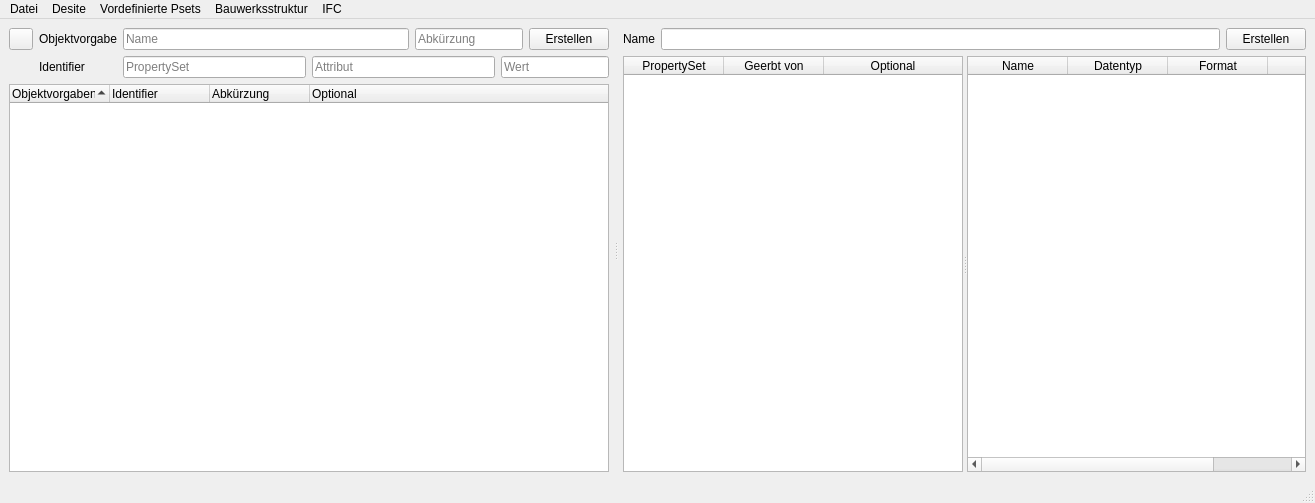
The window that som_gui/qt_designs/MainWindow.ui (c-mellueh/SOM-Toolkit) describes before a commit, drawn with Qt 5.
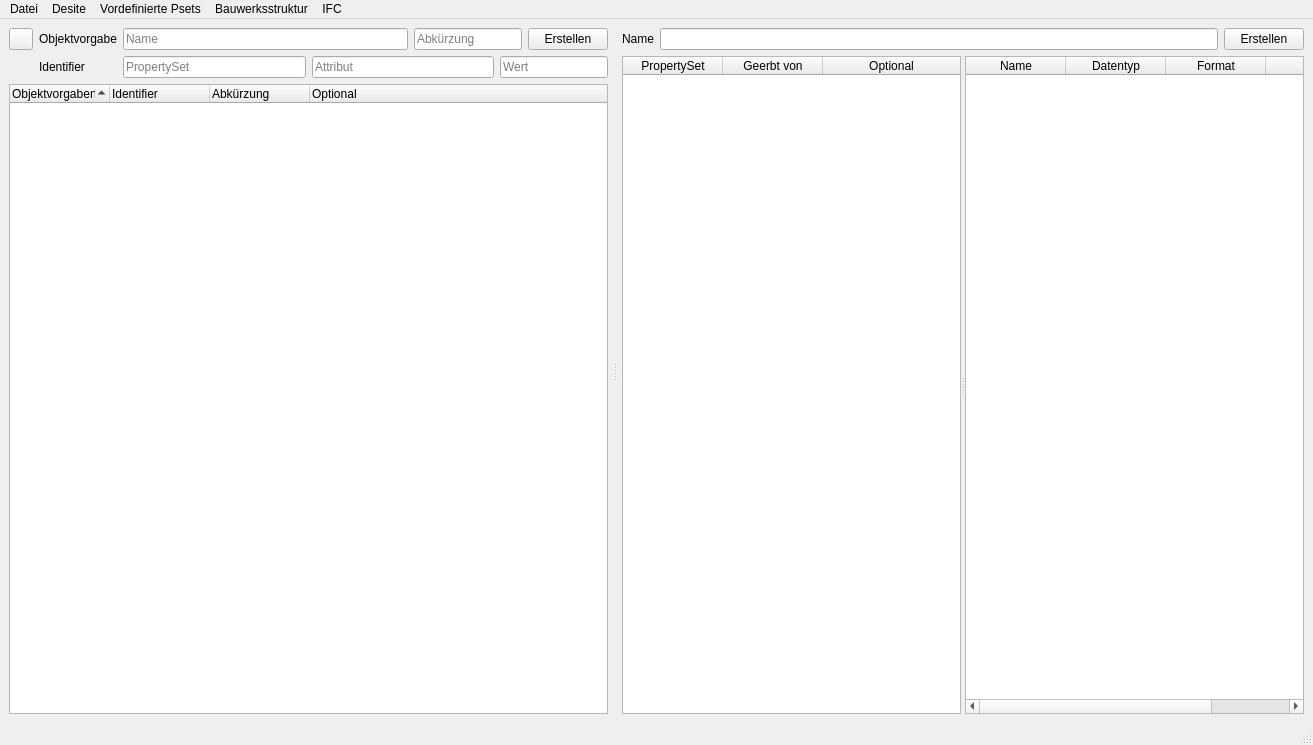
The same window after the commit. Custom widgets are drawn as their Qt base class.

What changed in the file:
```diff
--- a/som_gui/qt_designs/MainWindow.ui
+++ b/som_gui/qt_designs/MainWindow.ui
@@ -6,8 +6,8 @@
    <rect>
     <x>0</x>
     <y>0</y>
-    <width>1315</width>
-    <height>503</height>
+    <width>1313</width>
+    <height>745</height>
    </rect>
   </property>
   <property name="minimumSize">
@@ -428,7 +428,7 @@
     <rect>
      <x>0</x>
      <y>0</y>
-     <width>1315</width>
+     <width>1313</width>
      <height>22</height>
     </rect>
    </property>
@@ -680,6 +680,13 @@
    </property>
   </action>
  </widget>
+ <customwidgets>
+  <customwidget>
+   <class>ObjectTreeView</class>
+   <extends>QTreeWidget</extends>
+   <header>som_gui.module.objects.ui</header>
+  </customwidget>
+ </customwidgets>
  <tabstops>
   <tabstop>line_edit_object_name</tabstop>
   <tabstop>line_edit_abbreviation</tabstop>
```
Left out of the diff: 2 changed lines with no effect on the pictures.
